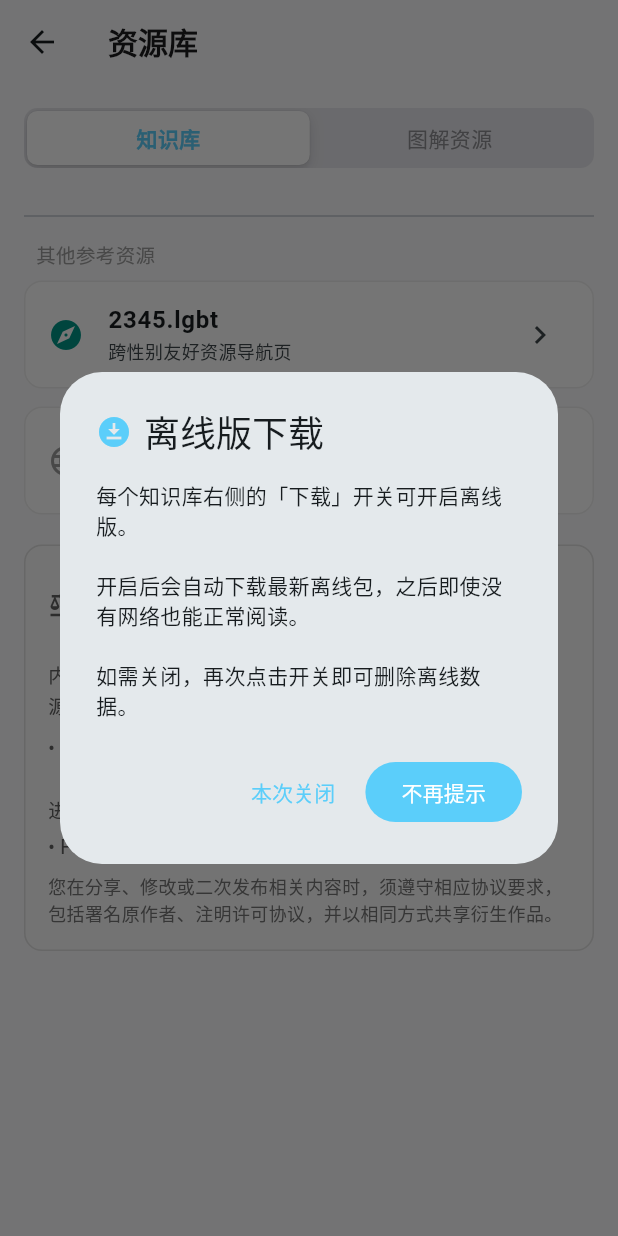
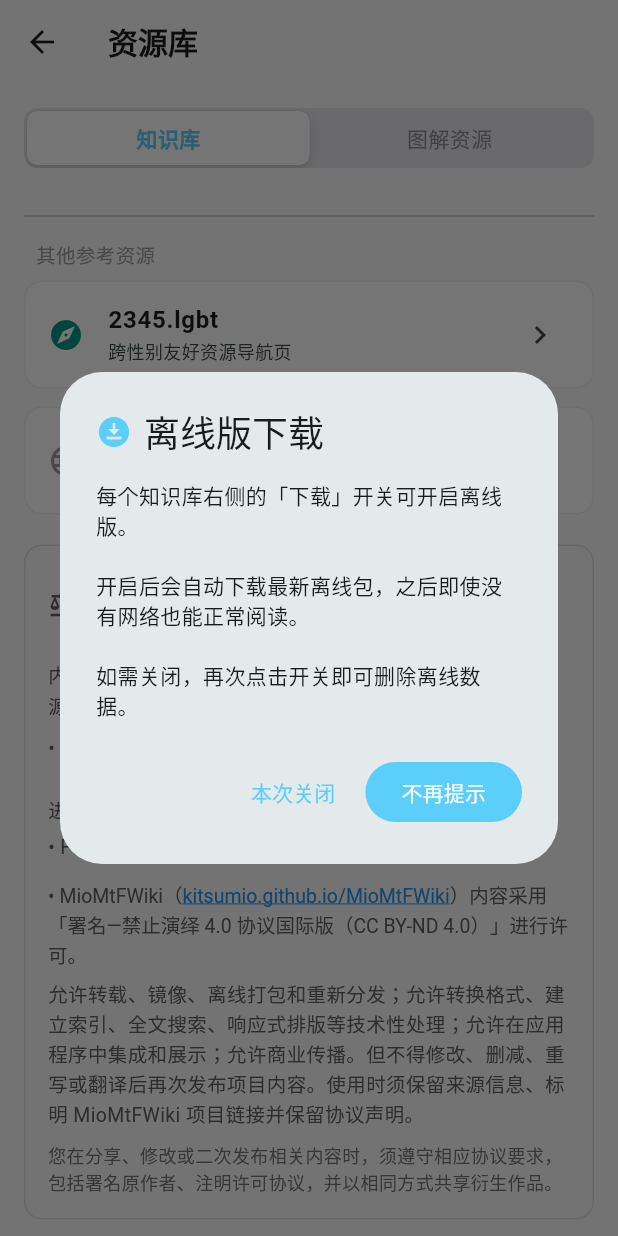
Before and after one commit to Trans-Prism/Trans-Prism, a Flutter app: the ResourceLibraryScreen screen opened directly with empty values, on a phone screen of 412 x 824 dp. Run offline on Flutter 3.47's test engine with Material 3 defaults, Android fonts, the phone set to English and light mode, and no system bars; our stand-ins replace audioplayers, dio, file_picker, flutter_image_compress, flutter_local_notifications, flutter_svg and 9 more; missing offline and left inert: pitch_detector_dart, record, webview_flutter_wkwebview; accounts and stored records are empty; network calls fail.

Commit message:
modified:   lib/screens/wiki_tab.dart

```diff
--- a/lib/models/wiki_config.dart
+++ b/lib/models/wiki_config.dart
@@ -96,12 +96,23 @@ class WikiCatalog {
     contentBranch: 'main',
   );
 
+  /// MioMtFWiki — 小澪的跨性别知识库（在线版）
+  static const WikiConfig mioMtf = WikiConfig(
+    id: 'miomtf',
+    title: 'MioMtFWiki',
+    webUrl: 'https://kitsumio.github.io/MioMtFWiki/',
+    contentOwner: 'kitsumio',
+    contentRepo: 'MioMtFWiki',
+    contentBranch: 'main',
+  );
+
   static const Map<String, WikiConfig> _configs = {
     'mtf': mtf,
     'ftm': ftm,
     'rle': rle,
     'wikipedia': wikipedia,
     '2345lgbt': lgbt2345,
+    'miomtf': mioMtf,
   };
 
   static const List<String> syncableIds = ['mtf', 'ftm', 'rle', '2345lgbt'];
@@ -114,6 +125,7 @@ class WikiCatalog {
       return wikipedia;
     }
     if (displayTitle.startsWith('2345.lgbt')) return lgbt2345;
+    if (displayTitle.startsWith('MioMtFWiki')) return mioMtf;
     return null;
   }
 
--- a/lib/screens/about_screen.dart
+++ b/lib/screens/about_screen.dart
@@ -233,6 +233,24 @@ class _AboutScreenState extends State<AboutScreen> {
             url: 'https://github.com/project-trans',
             description:
                 '内置 Wiki 内容（MtF.Wiki、FtM.Wiki、RLE.Wiki 等）采用「署名—相同方式共享 4.0 协议国际版」许可。',
+            isDark: isDark,
+            cardBg: cardBg,
+            cardBorderColor: cardBorderColor,
+            textColor: textColor,
+            secondaryTextColor: secondaryTextColor,
+          ),
+          _buildLicenseCard(
+            context,
+            icon: Icons.auto_stories,
+            title: 'MioMtFWiki（小澪的跨性别知识库）',
+            license: 'CC BY-ND 4.0',
+            copyright: 'Mio',
+            url: 'https://kitsumio.github.io/MioMtFWiki/',
+            description: '内容采用「署名—禁止演绎 4.0 协议国际版（CC BY-ND 4.0）」进行许可。'
+                '允许转载、镜像、离线打包和重新分发；允许转换格式、建立索引、'
+                '全文搜索、响应式排版等技术性处理；允许在应用程序中集成和展示；允许商业传播。'
+                '但不得修改、删减、重写或翻译后再次发布项目内容。'
+                '使用时须保留来源信息、标明 MioMtFWiki 项目链接并保留协议声明。',
             isDark: isDark,
             cardBg: cardBg,
             cardBorderColor: cardBorderColor,
--- a/lib/screens/wiki_tab.dart
+++ b/lib/screens/wiki_tab.dart
@@ -60,6 +60,12 @@ class _WikiTabState extends State<WikiTab> {
       'rle-wiki-site',
       '/index.html',
       'https://rle.wiki/',
+    ),
+    'MioMtFWiki': (
+      'miomtfwiki',
+      'miomtfwiki-wiki-site',
+      '/index.html',
+      'https://kitsumio.github.io/MioMtFWiki/',
     ),
   };
 
@@ -297,6 +303,8 @@ class _WikiTabState extends State<WikiTab> {
           _buildWikiTile('MtF.Wiki', '跨性别女性进阶指南 (推荐)', Icons.star, Colors.pink),
           _buildWikiTile(
               'RLE.Wiki', '现实生活体验与社会过渡指南', Icons.book, Colors.blueGrey),
+          _buildWikiTile(
+              'MioMtFWiki', '小澪的跨性别知识库', Icons.auto_stories, Colors.purple),
         ],
         if (widget.identity == 'ftm') ...[
           _buildWikiTile('FtM.Wiki', '跨性别男性进阶指南 (推荐)', Icons.star, Colors.blue),
@@ -308,6 +316,8 @@ class _WikiTabState extends State<WikiTab> {
           _buildWikiTile('FtM.Wiki', '跨性别男性进阶指南', Icons.star, Colors.blue),
           _buildWikiTile(
               'RLE.Wiki', '现实生活体验与社会过渡指南', Icons.book, Colors.blueGrey),
+          _buildWikiTile(
+              'MioMtFWiki', '小澪的跨性别知识库', Icons.auto_stories, Colors.purple),
         ],
         const Divider(height: 32),
         Padding(
@@ -326,6 +336,9 @@ class _WikiTabState extends State<WikiTab> {
         if (widget.identity == 'mtf')
           _buildWikiTile(
               'FtM.Wiki (已折叠)', '跨性别男性指南', Icons.folder_open, Colors.grey),
+        if (widget.identity == 'ftm')
+          _buildWikiTile(
+              'MioMtFWiki', '小澪的跨性别知识库', Icons.auto_stories, Colors.purple),
         _buildWikiTile('2345.lgbt', '跨性别友好资源导航页', Icons.explore, Colors.teal),
         _buildWikiTile(
             '维基百科 (Wikipedia)', '中文维基百科跨性别词条', Icons.language, Colors.grey),
--- a/lib/widgets/wiki_license_notice.dart
+++ b/lib/widgets/wiki_license_notice.dart
@@ -1,5 +1,7 @@
+import 'package:flutter/gestures.dart';
 import 'package:flutter/material.dart';
 import 'package:shared_preferences/shared_preferences.dart';
+import 'package:url_launcher/url_launcher.dart';
 
 /// Wiki 页面底部的开源协议声明
 ///
@@ -139,6 +141,45 @@ class _WikiLicenseNoticeState extends State<WikiLicenseNotice> {
                   height: 1.55,
                   color: isDark ? Colors.grey.shade400 : Colors.grey.shade700),
             ),
+            const SizedBox(height: 12),
+            RichText(
+              text: TextSpan(
+                style: TextStyle(
+                    fontSize: 13,
+                    height: 1.55,
+                    color:
+                        isDark ? Colors.grey.shade400 : Colors.grey.shade700),
+                children: [
+                  const TextSpan(text: '• MioMtFWiki（'),
+                  TextSpan(
+                    text: 'kitsumio.github.io/MioMtFWiki',
+                    style: TextStyle(
+                      color: isDark ? const Color(0xFF5BCEFA) : Colors.blue,
+                      decoration: TextDecoration.underline,
+                    ),
+                    recognizer: TapGestureRecognizer()
+                      ..onTap = () {
+                        launchUrl(Uri.parse(
+                            'https://kitsumio.github.io/MioMtFWiki/'));
+                      },
+                  ),
+                  const TextSpan(
+                    text: '）内容采用「署名—禁止演绎 4.0 协议国际版（CC BY-ND 4.0）」进行许可。',
+                  ),
+                ],
+              ),
+            ),
+            const SizedBox(height: 6),
+            Text(
+              '允许转载、镜像、离线打包和重新分发；允许转换格式、建立索引、'
+              '全文搜索、响应式排版等技术性处理；允许在应用程序中集成和展示；允许商业传播。'
+              '但不得修改、删减、重写或翻译后再次发布项目内容。使用时须保留来源信息、'
+              '标明 MioMtFWiki 项目链接并保留协议声明。',
+              style: TextStyle(
+                  fontSize: 13,
+                  height: 1.55,
+                  color: isDark ? Colors.grey.shade400 : Colors.grey.shade700),
+            ),
             const SizedBox(height: 8),
             Text(
               '您在分享、修改或二次发布相关内容时，须遵守相应协议要求，'
--- a/pubspec.yaml
+++ b/pubspec.yaml
@@ -2,7 +2,7 @@ name: trans_prism
 description: "稳态光盒 (Trans Prism) - 一站式 HRT 用药提醒与离线知识库终端"
 publish_to: 'none'
 
-version: 1.3.0
+version: 1.3.1
 
 environment:
   sdk: '>=3.4.0 <4.0.0'
```
Also changed, not shown: lib/main.dart (+5 -5 lines), lib/services/wiki_update_manager.dart (+34 -3 lines), pubspec.lock, 4 other files.
